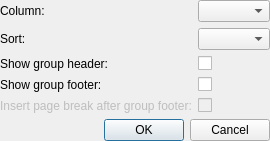
This is src/wrtembed/KReportDetailGroupSectionDialog.ui in KDE/kreport as Qt 5 draws it before an edit. The edited form follows.
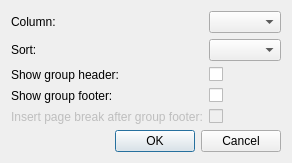
This is the edited form.

Commit message:
Address review comments.
Reset margins
Set label buddy

Diff of the .ui file:
```diff
--- a/src/wrtembed/KReportDetailGroupSectionDialog.ui
+++ b/src/wrtembed/KReportDetailGroupSectionDialog.ui
@@ -28,18 +28,6 @@
    </rect>
   </property>
   <layout class="QFormLayout" name="formLayout">
-   <property name="leftMargin">
-    <number>0</number>
-   </property>
-   <property name="topMargin">
-    <number>0</number>
-   </property>
-   <property name="rightMargin">
-    <number>0</number>
-   </property>
-   <property name="bottomMargin">
-    <number>0</number>
-   </property>
    <item row="0" column="0">
     <widget class="QLabel" name="lblColumn">
      <property name="text">
```
Left out of the diff: 9 changed lines with no effect on the pictures. The commit also changes 1 other file.
